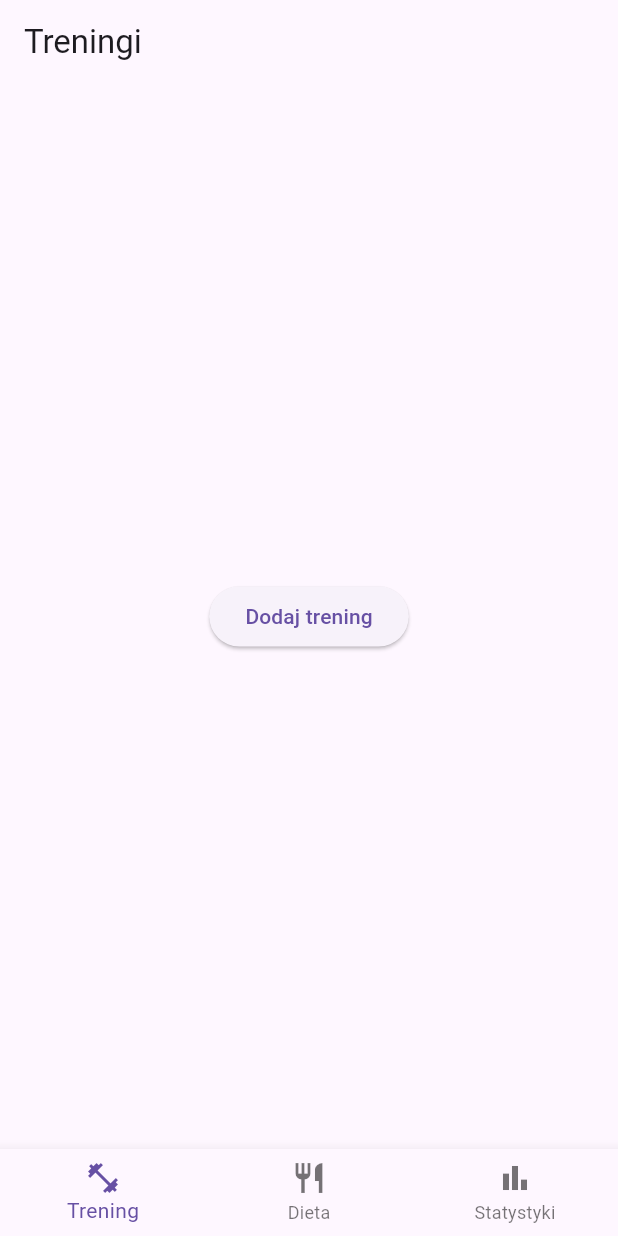
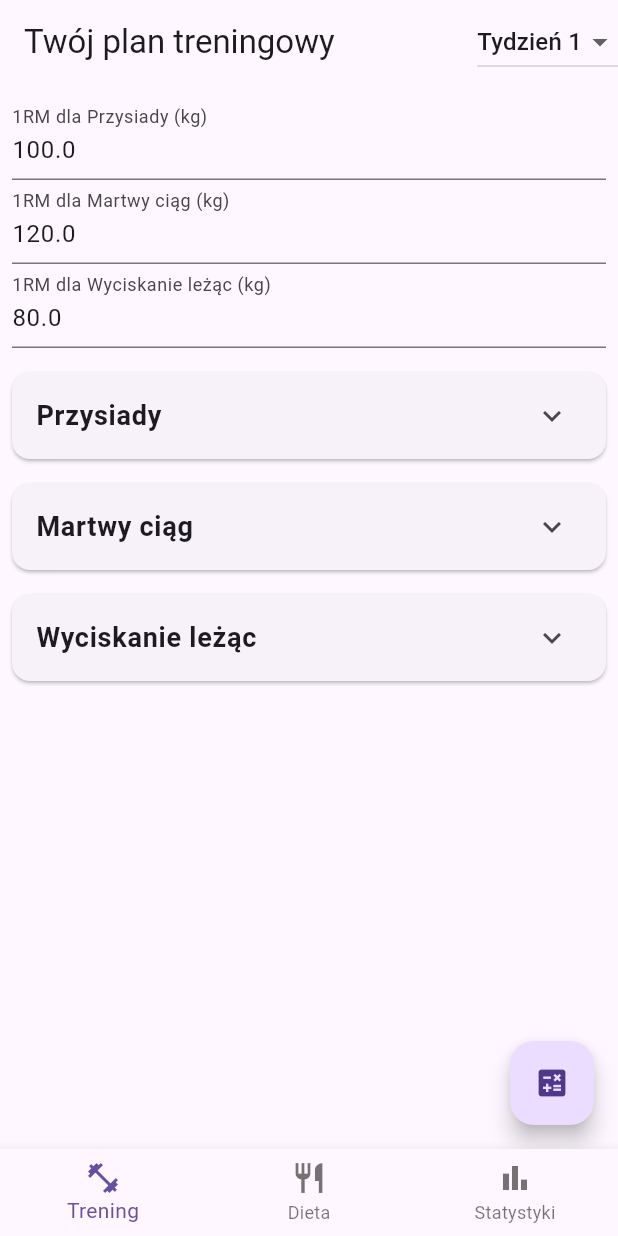
Before and after one commit to Kabelek-design/personal_training, a Flutter app: the screen it shows after launch, on a phone screen of 412 x 824 dp. Run offline on Flutter 3.47's test engine with Material 3 defaults, Android fonts, the phone set to English and light mode, and no system bars; our stand-ins replace flutter_local_notifications, hive, hive_flutter; accounts and stored records are empty.

Commit message:
remember weights

```diff
--- /dev/null
+++ b/lib/data/training_data.dart
@@ -0,0 +1,114 @@
+import '../models/training_model.dart';
+
+final List<TrainingPlan> trainingPlans = [
+  // 🔹 TYDZIEŃ 1
+  TrainingPlan(
+    week: 1,
+    exercises: [
+      Exercise(
+        name: "Przysiady",
+        sets: [
+          TrainingSet(reps: 6, percentage: 62.5),
+          TrainingSet(reps: 6, percentage: 70),
+          TrainingSet(reps: 6, percentage: 70),
+          TrainingSet(reps: 6, percentage: 70, isAMRAP: true), // Seria "+"
+        ],
+      ),
+      Exercise(
+        name: "Martwy ciąg",
+        sets: [
+          TrainingSet(reps: 4, percentage: 70),
+          TrainingSet(reps: 4, percentage: 75),
+          TrainingSet(reps: 4, percentage: 80),
+          TrainingSet(reps: 4, percentage: 80),
+          TrainingSet(reps: 4, percentage: 80, isAMRAP: true), // Seria "+"
+        ],
+      ),
+      Exercise(
+        name: "Wyciskanie leżąc",
+        sets: [
+          TrainingSet(reps: 6, percentage: 65),
+          TrainingSet(reps: 4, percentage: 75),
+          TrainingSet(reps: 2, percentage: 85),
+          TrainingSet(reps: 2, percentage: 90),
+          TrainingSet(reps: 2, percentage: 90, isAMRAP: true), // Seria "+"
+          TrainingSet(reps: 4, percentage: 75),
+        ],
+      ),
+    ],
+  ),
+
+  // 🔹 TYDZIEŃ 2
+  TrainingPlan(
+    week: 2,
+    exercises: [
+      Exercise(
+        name: "Przysiady",
+        sets: [
+          TrainingSet(reps: 6, percentage: 65),
+          TrainingSet(reps: 4, percentage: 75),
+          TrainingSet(reps: 2, percentage: 85),
+          TrainingSet(reps: 2, percentage: 90),
+          TrainingSet(reps: 2, percentage: 90, isAMRAP: true), // Seria "+"
+          TrainingSet(reps: 4, percentage: 75),
+        ],
+      ),
+      Exercise(
+        name: "Martwy ciąg",
+        sets: [
+          TrainingSet(reps: 6, percentage: 62.5),
+          TrainingSet(reps: 6, percentage: 70),
+          TrainingSet(reps: 6, percentage: 70),
+          TrainingSet(reps: 6, percentage: 70, isAMRAP: true), // Seria "+"
+        ],
+      ),
+      Exercise(
+        name: "Wyciskanie leżąc",
+        sets: [
+          TrainingSet(reps: 4, percentage: 70),
+          TrainingSet(reps: 4, percentage: 75),
+          TrainingSet(reps: 4, percentage: 80),
+          TrainingSet(reps: 4, percentage: 80),
+          TrainingSet(reps: 4, percentage: 80, isAMRAP: true), // Seria "+"
+        ],
+      ),
+    ],
+  ),
+
+  // 🔹 TYDZIEŃ 3
+  TrainingPlan(
+    week: 3,
+    exercises: [
+      Exercise(
+        name: "Przysiady",
+        sets: [
+          TrainingSet(reps: 4, percentage: 70),
+          TrainingSet(reps: 4, percentage: 75),
+          TrainingSet(reps: 4, percentage: 80),
+          TrainingSet(reps: 4, percentage: 80),
+          TrainingSet(reps: 4, percentage: 80, isAMRAP: true), // Seria "+"
+        ],
+      ),
+      Exercise(
+        name: "Martwy ciąg",
+        sets: [
+          TrainingSet(reps: 6, percentage: 65),
+          TrainingSet(reps: 4, percentage: 75),
+          TrainingSet(reps: 2, percentage: 85),
+          TrainingSet(reps: 2, percentage: 90),
+          TrainingSet(reps: 2, percentage: 90, isAMRAP: true), // Seria "+"
+          TrainingSet(reps: 4, percentage: 75),
+        ],
+      ),
+      Exercise(
+        name: "Wyciskanie leżąc",
+        sets: [
+          TrainingSet(reps: 6, percentage: 62.5),
+          TrainingSet(reps: 6, percentage: 70),
+          TrainingSet(reps: 6, percentage: 70),
+          TrainingSet(reps: 6, percentage: 70, isAMRAP: true), // Seria "+"
+        ],
+      ),
+    ],
+  ),
+];
--- a/lib/main.dart
+++ b/lib/main.dart
@@ -2,10 +2,34 @@ import 'package:flutter/material.dart';
 import 'screens/training_screen.dart';
 import 'screens/diet_screen.dart';
 import 'screens/stats_screen.dart';
+import 'package:hive_flutter/hive_flutter.dart';
+import 'package:flutter_local_notifications/flutter_local_notifications.dart';
 
-void main() {
+final FlutterLocalNotificationsPlugin notificationsPlugin = FlutterLocalNotificationsPlugin();
+
+void main() async {
+  WidgetsFlutterBinding.ensureInitialized();
+  await Hive.initFlutter();
+  await Hive.openBox('training_data');
+
+  const AndroidInitializationSettings androidSettings = AndroidInitializationSettings('@mipmap/ic_launcher');
+  final InitializationSettings initSettings = InitializationSettings(android: androidSettings);
+  await notificationsPlugin.initialize(initSettings);
   runApp(const MyApp());
 }
+
+
+void showWorkoutReminder() async {
+  const AndroidNotificationDetails androidDetails = AndroidNotificationDetails(
+    'workout_channel', 'Workout Reminder',
+    importance: Importance.high, priority: Priority.high,
+  );
+
+  const NotificationDetails generalNotificationDetails = NotificationDetails(android: androidDetails);
+
+  await notificationsPlugin.show(0, "Czas na trening!", "Dzisiaj masz siady!", generalNotificationDetails);
+}
+
 
 class MyApp extends StatelessWidget {
   const MyApp({super.key});
--- /dev/null
+++ b/lib/models/training_model.dart
@@ -0,0 +1,31 @@
+class TrainingPlan {
+  final int week;
+  final List<Exercise> exercises;
+
+  TrainingPlan({required this.week, required this.exercises});
+}
+
+class Exercise {
+  final String name;
+  final List<TrainingSet> sets;
+
+  Exercise({required this.name, required this.sets});
+}
+
+class TrainingSet {
+  final int reps;
+  final double percentage;
+  final bool isAMRAP; // Czy to seria "+"
+  int? actualReps; // Liczba faktycznie wykonanych powtórzeń (użytkownik wpisuje)
+  final int? recommendedReps; // Dla serii "+" sugerowana ilość powtórzeń
+   double? weight; // Obliczony ciężar
+
+  TrainingSet({
+    required this.reps,
+    required this.percentage,
+    this.isAMRAP = false,
+    this.actualReps,
+    this.recommendedReps,
+    this.weight,
+  });
+}
--- a/lib/screens/training_screen.dart
+++ b/lib/screens/training_screen.dart
@@ -1,20 +1,158 @@
 import 'package:flutter/material.dart';
+import 'package:hive/hive.dart';
+import '../data/training_data.dart';
+import '../models/training_model.dart';
+import '../utils/calculate_weights.dart';
 
-class TrainingScreen extends StatelessWidget {
+class TrainingScreen extends StatefulWidget {
   const TrainingScreen({super.key});
 
   @override
+  _TrainingScreenState createState() => _TrainingScreenState();
+}
+
+class _TrainingScreenState extends State<TrainingScreen> {
+  int selectedWeek = 1;
+  late Box trainingBox;
+
+  final Map<String, TextEditingController> oneRepMaxControllers = {};
+  Map<String, double> oneRepMaxes = {
+    "Przysiady": 100,
+    "Martwy ciąg": 120,
+    "Wyciskanie leżąc": 80,
+  };
+
+  @override
+  void initState() {
+    super.initState();
+    trainingBox = Hive.box('training_data');
+    _loadOneRepMax();
+  }
+
+  /// 🔹 Wczytywanie zapisanych wartości 1RM
+  void _loadOneRepMax() {
+    for (var exercise in oneRepMaxes.keys) {
+      double value = trainingBox.get(exercise, defaultValue: oneRepMaxes[exercise]) as double;
+      oneRepMaxes[exercise] = value;
+      oneRepMaxControllers[exercise] = TextEditingController(text: value.toStringAsFixed(1)); // Ustawienie wartości w polach input
+    }
+  }
+
+  /// 🔹 Zapisywanie wartości 1RM do Hive
+  void _saveOneRepMax(String exercise, String value) {
+    double parsedValue = double.tryParse(value) ?? oneRepMaxes[exercise]!;
+    setState(() {
+      oneRepMaxes[exercise] = parsedValue;
+      trainingBox.put(exercise, parsedValue);
+    });
+  }
+
+  @override
+  void dispose() {
+    oneRepMaxControllers.values.forEach((controller) => controller.dispose());
+    super.dispose();
+  }
+
+  @override
   Widget build(BuildContext context) {
+    TrainingPlan currentPlan = trainingPlans.firstWhere((plan) => plan.week == selectedWeek);
+
     return Scaffold(
-      appBar: AppBar(title: const Text("Treningi")),
-      body: Center(
-        child: ElevatedButton(
-          onPressed: () {
-            // Tu dodamy logikę zapisywania treningów
-          },
-          child: const Text("Dodaj trening"),
-        ),
+      appBar: AppBar(
+        title: const Text("Twój plan treningowy"),
+        actions: [
+          DropdownButton<int>(
+            value: selectedWeek,
+            items: [1, 2, 3].map((week) {
+              return DropdownMenuItem(
+                value: week,
+                child: Text("Tydzień $week"),
+              );
+            }).toList(),
+            onChanged: (week) {
+              if (week != null) {
+                setState(() {
+                  selectedWeek = week;
+                });
+              }
+            },
+          ),
+        ],
+      ),
+      body: Column(
+        children: [
+          // 🔹 Pola do wpisania 1RM (teraz pamiętają wartości!)
+          Padding(
+            padding: const EdgeInsets.all(8.0),
+            child: Column(
+              children: oneRepMaxes.keys.map((exerciseName) {
+                return TextField(
+                  controller: oneRepMaxControllers[exerciseName],
+                  keyboardType: TextInputType.number,
+                  decoration: InputDecoration(
+                    labelText: "1RM dla $exerciseName (kg)",
+                  ),
+                  onChanged: (value) => _saveOneRepMax(exerciseName, value),
+                );
+              }).toList(),
+            ),
+          ),
+
+          Expanded(
+            child: ListView.builder(
+              itemCount: currentPlan.exercises.length,
+              itemBuilder: (context, index) {
+                final exercise = currentPlan.exercises[index];
+                double oneRepMax = oneRepMaxes[exercise.name] ?? 100;
+                List<TrainingSet> updatedSets = calculateWeights(exercise.sets, oneRepMax);
+
+                return Card(
+                  margin: const EdgeInsets.all(8),
+                  child: ExpansionTile(
+                    title: Text(exercise.name, style: const TextStyle(fontSize: 18, fontWeight: FontWeight.bold)),
+                    children: updatedSets.map((set) {
+                      return ListTile(
+                        title: Text("${set.reps} powtórzeń - ${set.percentage}% maksymalnego ciężaru"),
+                        subtitle: Text("Ciężar: ${set.weight?.toStringAsFixed(1)} kg"),
+                      );
+                    }).toList(),
+                  ),
+                );
+              },
+            ),
+          ),
+        ],
+      ),
+      floatingActionButton: FloatingActionButton(
+        onPressed: _calculateProgression,
+        child: const Icon(Icons.calculate),
       ),
     );
   }
+
+  /// 🔹 Obliczanie progresji na podstawie AMRAP
+  void _calculateProgression() {
+    for (var plan in trainingPlans) {
+      for (var exercise in plan.exercises) {
+        double oneRepMax = oneRepMaxes[exercise.name] ?? 100;
+
+        for (var set in exercise.sets) {
+          if (set.isAMRAP && set.actualReps != null) {
+            int reps = set.actualReps!;
+            double progression = 0;
+
+            if (set.reps == 6 && reps >= 12) progression = 2.5;
+            if (set.reps == 4 && reps >= 8) progression = 2.5;
+            if (set.reps == 2 && reps >= 4) progression = 2.5;
+            if (progression == 0) progression = 1.25;
+
+            oneRepMaxes[exercise.name] = (oneRepMaxes[exercise.name] ?? 0) + progression * 2;
+            trainingBox.put(exercise.name, oneRepMaxes[exercise.name]);
+
+            print("${exercise.name} - Seria AMRAP ${set.percentage}%: ${reps} powtórzeń. Sugestia: +${progression}kg na stronę.");
+          }
+        }
+      }
+    }
+  }
 }
--- /dev/null
+++ b/lib/utils/calculate_weights.dart
@@ -0,0 +1,21 @@
+import '../models/training_model.dart';
+List<TrainingSet> calculateWeights(List<TrainingSet> sets, double oneRepMax) {
+  return sets.map((set) {
+    double calculatedWeight = (oneRepMax * (set.percentage / 100)).roundToDouble();
+
+    int? recommendedReps;
+    if (set.isAMRAP) {
+      if (set.reps == 6) recommendedReps = 12;
+      if (set.reps == 4) recommendedReps = 8;
+      if (set.reps == 2) recommendedReps = 4;
+    }
+
+    return TrainingSet(
+      reps: set.reps,
+      percentage: set.percentage,
+      isAMRAP: set.isAMRAP,
+      recommendedReps: recommendedReps,
+      weight: calculatedWeight,
+    );
+  }).toList();
+}
--- a/pubspec.yaml
+++ b/pubspec.yaml
@@ -34,6 +34,10 @@ dependencies:
   # The following adds the Cupertino Icons font to your application.
   # Use with the CupertinoIcons class for iOS style icons.
   cupertino_icons: ^1.0.8
+  hive: ^2.2.3
+  hive_flutter: ^1.1.0
+  path_provider: ^2.1.5
+  flutter_local_notifications: ^18.0.1
 
 dev_dependencies:
   flutter_test:
```
Also changed, not shown: pubspec.lock, 1 other file.
